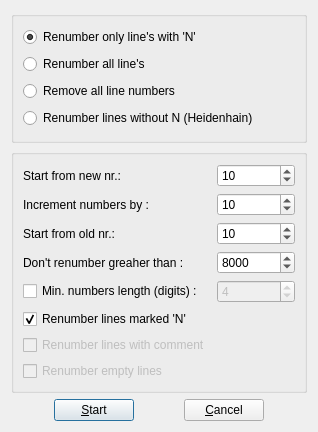
Qt form addons/src/renumber/renumberdialog.ui (GCodeProjects/GCodeWorkShop) before a commit.
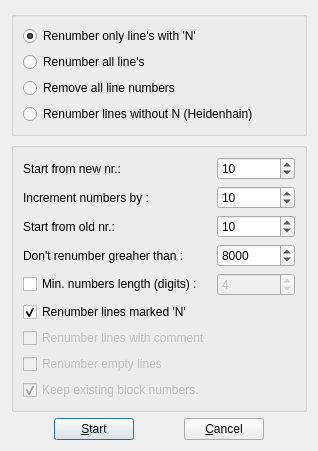
The same form after that commit. Icons and pictures are not drawn.

Commit message: Add the KeepExisting option for renumbering.

Diff of the .ui file:
```diff
--- a/addons/src/renumber/renumberdialog.ui
+++ b/addons/src/renumber/renumberdialog.ui
@@ -223,6 +223,22 @@
         </property>
        </widget>
       </item>
+      <item row="9" column="0">
+       <widget class="QCheckBox" name="mKeepExisting">
+        <property name="enabled">
+         <bool>false</bool>
+        </property>
+        <property name="checked">
+         <bool>true</bool>
+        </property>
+        <property name="text">
+         <string>Keep existing block numbers.</string>
+        </property>
+        <property name="toolTip">
+         <string>Keep already existing block numbers for empty lines.</string>
+        </property>
+       </widget>
+      </item>
      </layout>
     </widget>
    </item>
```
The commit also changes 4 other files.
